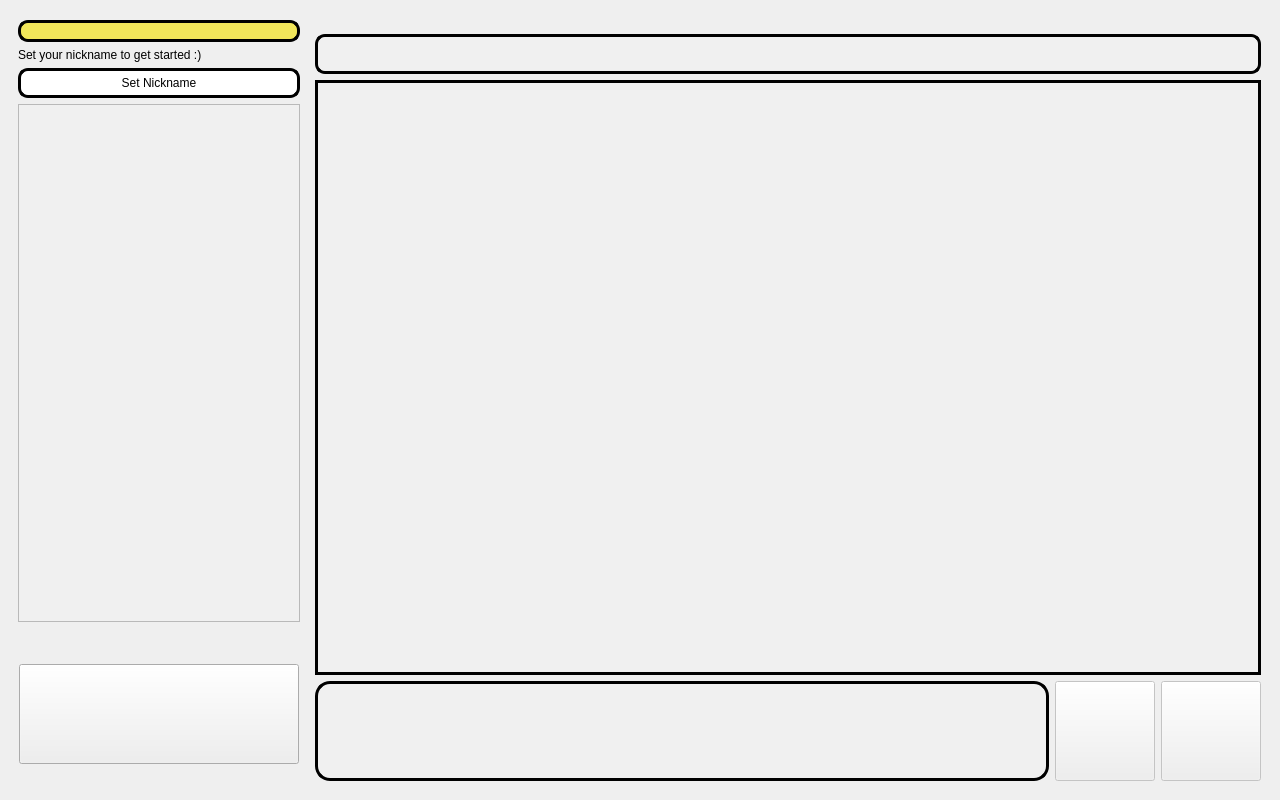
Old version of the form mainwindow.ui in the repository xfortisfye/ict2205-calltography.
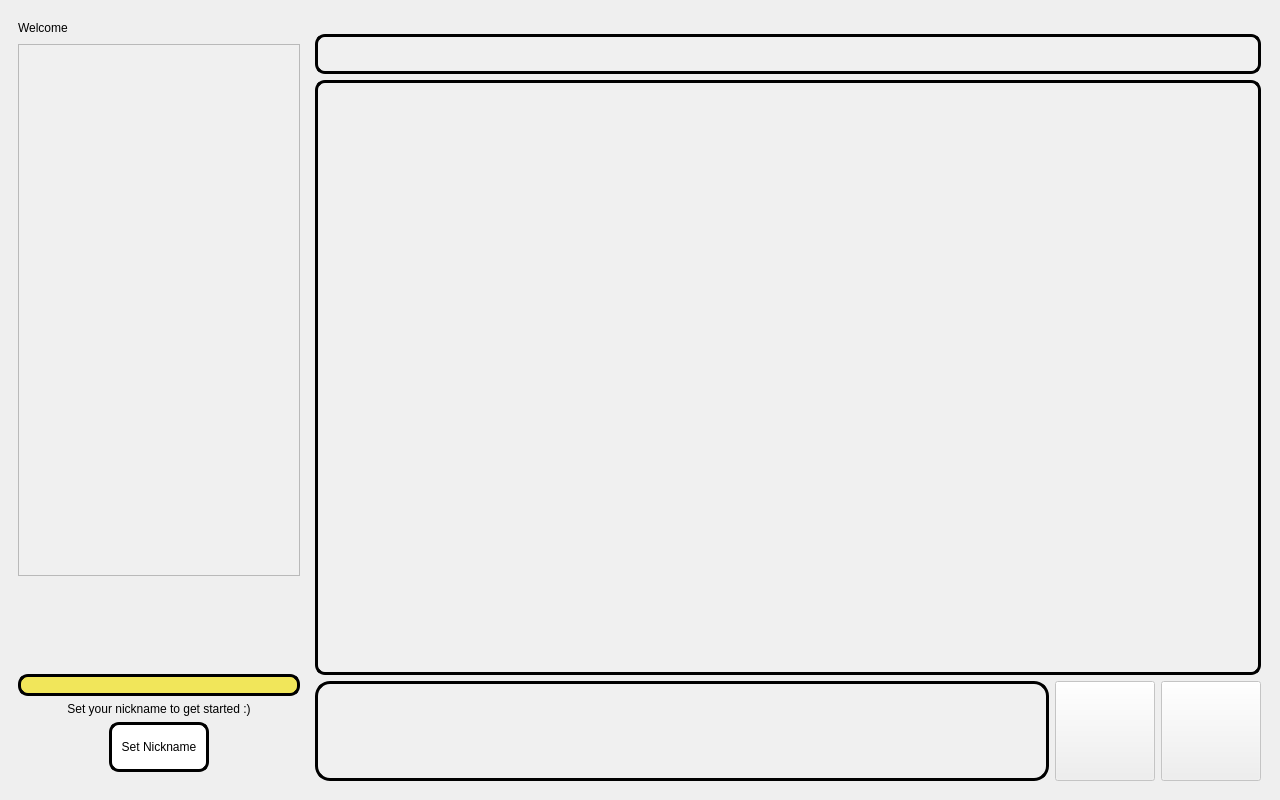
New version of the form. The open tabs and pages were chosen to show the change. Icons and pictures are not drawn.

Patch:
```diff
--- a/mainwindow.ui
+++ b/mainwindow.ui
@@ -40,7 +40,7 @@
         <item>
          <widget class="QStackedWidget" name="top_sw">
           <property name="sizePolicy">
-           <sizepolicy hsizetype="Fixed" vsizetype="Fixed">
+           <sizepolicy hsizetype="Fixed" vsizetype="Expanding">
             <horstretch>0</horstretch>
             <verstretch>0</verstretch>
            </sizepolicy>
@@ -54,36 +54,26 @@
           <property name="maximumSize">
            <size>
             <width>16777215</width>
-            <height>620</height>
+            <height>16777215</height>
            </size>
           </property>
           <property name="currentIndex">
-           <number>2</number>
+           <number>1</number>
           </property>
           <widget class="QWidget" name="top_init_page"/>
           <widget class="QWidget" name="top_contact_page">
            <layout class="QVBoxLayout" name="verticalLayout_5">
             <item>
              <layout class="QVBoxLayout" name="verticalLayout_4">
-              <item>
-               <widget class="QLineEdit" name="input_nickname">
-                <property name="styleSheet">
-                 <string notr="true">QLineEdit {border: 3px solid black;border-radius: 10px;padding: 0 8px;background: #f1e65a;} QLineEdit:disabled {background-color:#656462;}</string>
-                </property>
-               </widget>
-              </item>
               <item>
                <layout class="QHBoxLayout" name="horizontalLayout_5">
                 <item>
-                 <widget class="QLabel" name="display_contact_msg">
-                  <property name="sizePolicy">
-                   <sizepolicy hsizetype="Fixed" vsizetype="Fixed">
-                    <horstretch>0</horstretch>
-                    <verstretch>0</verstretch>
-                   </sizepolicy>
+                 <widget class="QLabel" name="welcome_msg">
+                  <property name="styleSheet">
+                   <string notr="true">QLabel {font-family: Tahoma;}</string>
                   </property>
                   <property name="text">
-                   <string>Set your nickname to get started :)</string>
+                   <string>Welcome</string>
                   </property>
                  </widget>
                 </item>
@@ -95,34 +85,28 @@
                     <verstretch>0</verstretch>
                    </sizepolicy>
                   </property>
+                  <property name="styleSheet">
+                   <string notr="true">QLabel {font-family: Tahoma;}</string>
+                  </property>
                   <property name="text">
                    <string/>
                   </property>
                  </widget>
                 </item>
-               </layout>
-              </item>
               <item>
-               <widget class="QPushButton" name="set_nickname_button">
-                <property name="minimumSize">
-                 <size>
-                  <width>0</width>
-                  <height>30</height>
-                 </size>
-                </property>
-                <property name="maximumSize">
+                 <spacer name="horizontalSpacer_4">
+                  <property name="orientation">
+                   <enum>Qt::Horizontal</enum>
+                  </property>
+                  <property name="sizeHint" stdset="0">
                  <size>
-                  <width>16777215</width>
-                  <height>30</height>
-                 </size>
-                </property>
-                <property name="styleSheet">
-                 <string notr="true">QPushButton {border: 3px solid black;border-radius: 10px;padding: 0 8px;background: white;} QPushButton:disabled {background-color:#656462;}</string>
-                </property>
-                <property name="text">
-                 <string>Set Nickname</string>
-                </property>
-               </widget>
+                    <width>40</width>
+                    <height>20</height>
+                   </size>
+                  </property>
+                 </spacer>
+                </item>
+               </layout>
               </item>
               <item>
                <widget class="QListWidget" name="display_contact_list">
@@ -203,13 +187,13 @@
           <property name="minimumSize">
            <size>
             <width>300</width>
-            <height>150</height>
+            <height>200</height>
            </size>
           </property>
           <property name="maximumSize">
            <size>
             <width>300</width>
-            <height>150</height>
+            <height>175</height>
            </size>
           </property>
           <property name="currentIndex">
@@ -219,6 +203,25 @@
            <layout class="QHBoxLayout" name="horizontalLayout_3">
             <item>
              <layout class="QVBoxLayout" name="verticalLayout_2">
+              <item>
+               <widget class="QLabel" name="init_error_msg">
+                <property name="sizePolicy">
+                 <sizepolicy hsizetype="Preferred" vsizetype="Fixed">
+                  <horstretch>0</horstretch>
+                  <verstretch>0</verstretch>
+                 </sizepolicy>
+                </property>
+                <property name="styleSheet">
+                 <string notr="true">QLabel {font-family: Tahoma;}</string>
+                </property>
+                <property name="text">
+                 <string/>
+                </property>
+                <property name="alignment">
+                 <set>Qt::AlignCenter</set>
+                </property>
+               </widget>
+              </item>
               <item>
                <widget class="QPushButton" name="init_intro_button">
                 <property name="minimumSize">
@@ -248,6 +251,32 @@
           <widget class="QWidget" name="bot_contact_page">
            <layout class="QHBoxLayout" name="horizontalLayout_7">
             <item>
+             <layout class="QVBoxLayout" name="verticalLayout_13">
+              <item>
+               <widget class="QLabel" name="contact_error_msg">
+                <property name="sizePolicy">
+                 <sizepolicy hsizetype="Preferred" vsizetype="Fixed">
+                  <horstretch>0</horstretch>
+                  <verstretch>0</verstretch>
+                 </sizepolicy>
+                </property>
+                <property name="font">
+                 <font>
+                  <family>Tahoma</family>
+                 </font>
+                </property>
+                <property name="styleSheet">
+                 <string notr="true">QLabel {font-family: Tahoma;color: red;}</string>
+                </property>
+                <property name="text">
+                 <string/>
+                </property>
+                <property name="alignment">
+                 <set>Qt::AlignCenter</set>
+                </property>
+               </widget>
+              </item>
+              <item>
              <layout class="QHBoxLayout" name="horizontalLayout_6">
               <item>
                <widget class="QPushButton" name="start_call_button">
@@ -318,6 +347,8 @@
              </layout>
             </item>
            </layout>
+            </item>
+           </layout>
           </widget>
           <widget class="QWidget" name="bot_send_call_page">
            <layout class="QHBoxLayout" name="horizontalLayout_9">
@@ -447,6 +478,100 @@
             </item>
            </layout>
           </widget>
+          <widget class="QWidget" name="bot_nick_page">
+           <layout class="QVBoxLayout" name="verticalLayout_12">
+            <item>
+             <layout class="QVBoxLayout" name="verticalLayout_11">
+              <item>
+               <spacer name="verticalSpacer_3">
+                <property name="orientation">
+                 <enum>Qt::Vertical</enum>
+                </property>
+                <property name="sizeType">
+                 <enum>QSizePolicy::Fixed</enum>
+                </property>
+                <property name="sizeHint" stdset="0">
+                 <size>
+                  <width>20</width>
+                  <height>40</height>
+                 </size>
+                </property>
+               </spacer>
+              </item>
+              <item>
+               <widget class="QLineEdit" name="input_nickname">
+                <property name="font">
+                 <font>
+                  <family>Tahoma</family>
+                 </font>
+                </property>
+                <property name="styleSheet">
+                 <string notr="true">QLineEdit {border: 3px solid black;border-radius: 10px;padding: 0 8px;background: #f1e65a;} QLineEdit:disabled {background-color:#656462;}</string>
+                </property>
+                <property name="alignment">
+                 <set>Qt::AlignCenter</set>
+                </property>
+               </widget>
+              </item>
+              <item>
+               <widget class="QLabel" name="nick_error_msg">
+                <property name="sizePolicy">
+                 <sizepolicy hsizetype="Expanding" vsizetype="Fixed">
+                  <horstretch>0</horstretch>
+                  <verstretch>0</verstretch>
+                 </sizepolicy>
+                </property>
+                <property name="font">
+                 <font>
+                  <family>Tahoma</family>
+                 </font>
+                </property>
+                <property name="styleSheet">
+                 <string notr="true">QLabel {font-family: Tahoma;}</string>
+                </property>
+                <property name="text">
+                 <string>Set your nickname to get started :)</string>
+                </property>
+                <property name="alignment">
+                 <set>Qt::AlignCenter</set>
+                </property>
+               </widget>
+              </item>
+              <item>
+               <layout class="QHBoxLayout" name="horizontalLayout_2">
+                <item>
+                 <widget class="QPushButton" name="set_nick_button">
+                  <property name="minimumSize">
+                   <size>
+                    <width>100</width>
+                    <height>50</height>
+                   </size>
+                  </property>
+                  <property name="maximumSize">
+                   <size>
+                    <width>100</width>
+                    <height>50</height>
+                   </size>
+                  </property>
+                  <property name="font">
+                   <font>
+                    <family>Tahoma</family>
+                   </font>
+                  </property>
+                  <property name="styleSheet">
+                   <string notr="true">QPushButton {border: 3px solid black;border-radius: 10px;padding: 0 8px;background: white;}</string>
+                  </property>
+                  <property name="text">
+                   <string>Set Nickname</string>
+                  </property>
+                 </widget>
+                </item>
+               </layout>
+              </item>
+             </layout>
+            </item>
+           </layout>
+          </widget>
          </widget>
         </item>
        </layout>
@@ -493,8 +618,14 @@
           <property name="enabled">
            <bool>false</bool>
           </property>
+          <property name="font">
+           <font>
+            <family>Tahoma</family>
+           </font>
+          </property>
           <property name="styleSheet">
-           <string notr="true">QTextEdit {border: 3px solid black;padding: 0 8px;background: white;} QTextEdit:disabled {background-color:#f0f0f0;}</string>
+           <string notr="true">QTextEdit {border: 3px solid black;border-radius: 10px;padding: 0 8px;background-image: url(:/new/prefix1/img/np.png);} 
+QTextEdit:disabled {background-color:#f0f0f0;background-image: url(:/new/prefix1/img/grey.png); } </string>
           </property>
           <property name="verticalScrollBarPolicy">
            <enum>Qt::ScrollBarAlwaysOff</enum>
```
Lines whose indentation alone changed are shown as unchanged.
